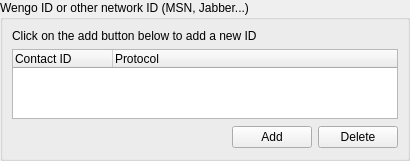
tkrotoff/WengoPhone, file wengophone/src/presentation/qt/imcontact/IMContactManager.ui: the form before one commit.
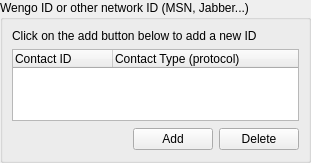
The form after the commit. Icons and pictures are not drawn.

The edit to the form file:
```diff
--- a/wengophone/src/presentation/qt/imcontact/IMContactManager.ui
+++ b/wengophone/src/presentation/qt/imcontact/IMContactManager.ui
@@ -8,8 +8,8 @@
    <rect>
     <x>0</x>
     <y>0</y>
-    <width>410</width>
-    <height>152</height>
+    <width>311</width>
+    <height>163</height>
    </rect>
   </property>
   <layout class="QGridLayout" >
@@ -49,7 +49,7 @@
         </column>
         <column>
          <property name="text" >
-          <string>Protocol</string>
+          <string>Contact Type (protocol)</string>
          </property>
         </column>
        </widget>
```
